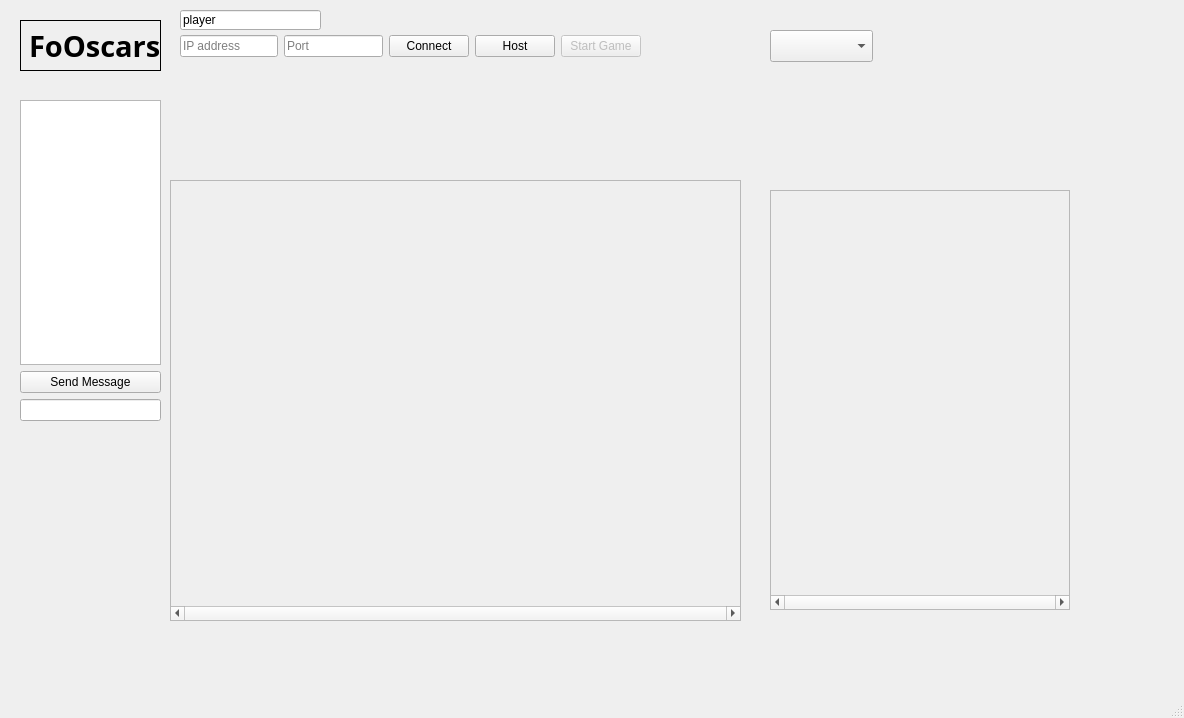
First picture: the form in foOscars/mainwindow.ui, repository J-Sandhu/OscarsCardGame, before the edit.
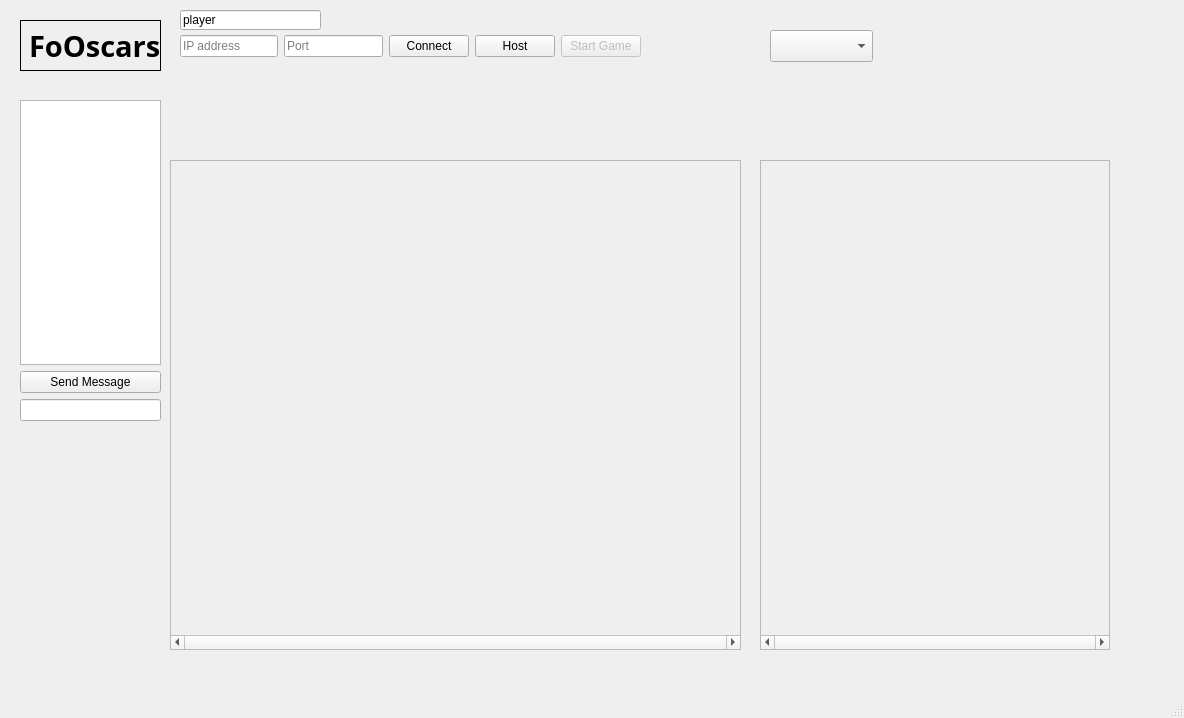
Second picture: the form after the edit.

Patch:
```diff
--- a/foOscars/mainwindow.ui
+++ b/foOscars/mainwindow.ui
@@ -148,9 +148,9 @@
     <property name="geometry">
      <rect>
       <x>170</x>
-      <y>180</y>
+      <y>160</y>
       <width>571</width>
-      <height>441</height>
+      <height>490</height>
      </rect>
     </property>
     <property name="mouseTracking">
@@ -171,7 +171,7 @@
        <x>0</x>
        <y>0</y>
        <width>569</width>
-       <height>423</height>
+       <height>472</height>
       </rect>
      </property>
      <property name="sizePolicy">
@@ -189,7 +189,7 @@
     <property name="geometry">
      <rect>
       <x>340</x>
-      <y>130</y>
+      <y>110</y>
       <width>261</width>
       <height>31</height>
      </rect>
@@ -206,10 +206,10 @@
    <widget class="QScrollArea" name="handScrollArea">
     <property name="geometry">
      <rect>
-      <x>770</x>
-      <y>190</y>
-      <width>300</width>
-      <height>420</height>
+      <x>760</x>
+      <y>160</y>
+      <width>350</width>
+      <height>490</height>
      </rect>
     </property>
     <property name="verticalScrollBarPolicy">
@@ -226,8 +226,8 @@
       <rect>
        <x>0</x>
        <y>0</y>
-       <width>298</width>
-       <height>418</height>
+       <width>348</width>
+       <height>472</height>
       </rect>
      </property>
     </widget>
```
